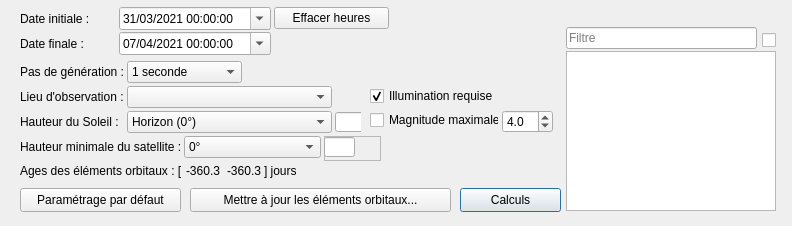
This is src/interface/onglets/previsions/calculsprevisions.ui in mconsidine/previsat-git as Qt 5 draws it before an edit. The edited form follows.
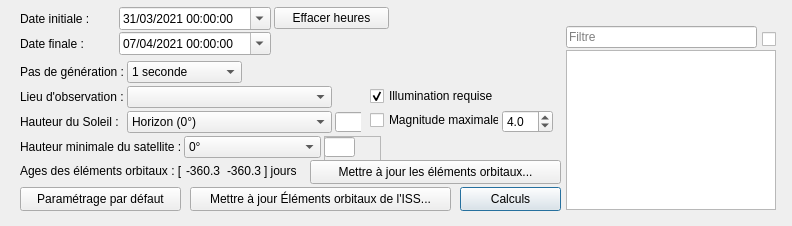
This is the edited form.

Commit message: Prise en compte des elements orbitaux de l'ISS avec manoeuvres eventuelles dans l'horizon

Diff of the .ui file:
```diff
--- a/src/interface/onglets/previsions/calculsprevisions.ui
+++ b/src/interface/onglets/previsions/calculsprevisions.ui
@@ -107,7 +107,7 @@
    <property name="geometry">
     <rect>
      <x>566</x>
-     <y>51</y>
+     <y>50</y>
      <width>210</width>
      <height>160</height>
     </rect>
@@ -287,7 +287,7 @@
    <property name="geometry">
     <rect>
      <x>460</x>
-     <y>188</y>
+     <y>187</y>
      <width>101</width>
      <height>24</height>
     </rect>
@@ -699,7 +699,7 @@
    <property name="geometry">
     <rect>
      <x>20</x>
-     <y>188</y>
+     <y>187</y>
      <width>161</width>
      <height>24</height>
     </rect>
@@ -715,7 +715,7 @@
    <property name="geometry">
     <rect>
      <x>566</x>
-     <y>27</y>
+     <y>26</y>
      <width>191</width>
      <height>22</height>
     </rect>
@@ -800,9 +800,9 @@
   <widget class="QPushButton" name="majElementsOrbitaux">
    <property name="geometry">
     <rect>
-     <x>190</x>
-     <y>188</y>
-     <width>261</width>
+     <x>310</x>
+     <y>160</y>
+     <width>251</width>
      <height>24</height>
     </rect>
    </property>
@@ -814,7 +814,7 @@
    <property name="geometry">
     <rect>
      <x>762</x>
-     <y>30</y>
+     <y>29</y>
      <width>21</width>
      <height>20</height>
     </rect>
@@ -823,6 +823,19 @@
     <string/>
    </property>
   </widget>
+  <widget class="QPushButton" name="majElementsOrbitauxIss">
+   <property name="geometry">
+    <rect>
+     <x>190</x>
+     <y>187</y>
+     <width>261</width>
+     <height>24</height>
+    </rect>
+   </property>
+   <property name="text">
+    <string>Mettre à jour Éléments orbitaux de l'ISS...</string>
+   </property>
+  </widget>
  </widget>
  <resources/>
  <connections/>
```
Left out of the diff: 28 changed lines with no effect on the pictures. The commit also changes 16 other files.
